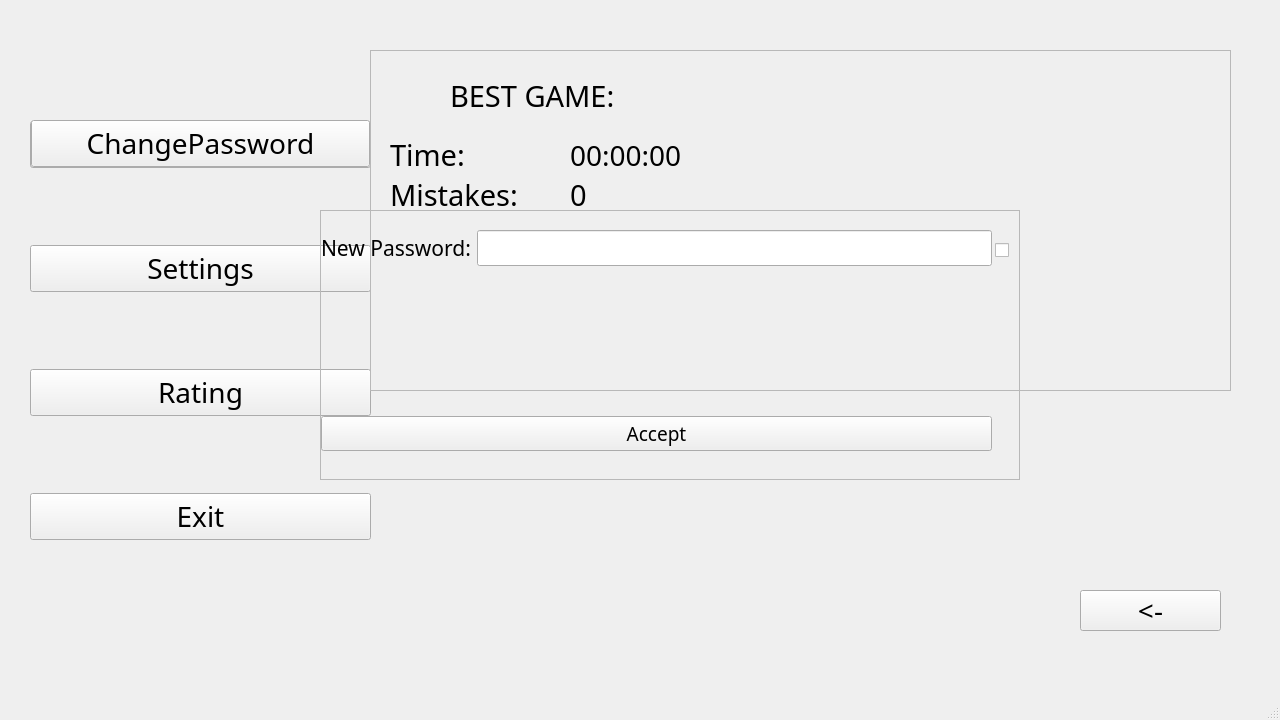
This is MemoryTrainingPY/resources/ui/mainMenu.ui in ElliotMoran/MemoryTrainingPY as Qt 5 draws it before an edit. The edited form follows.
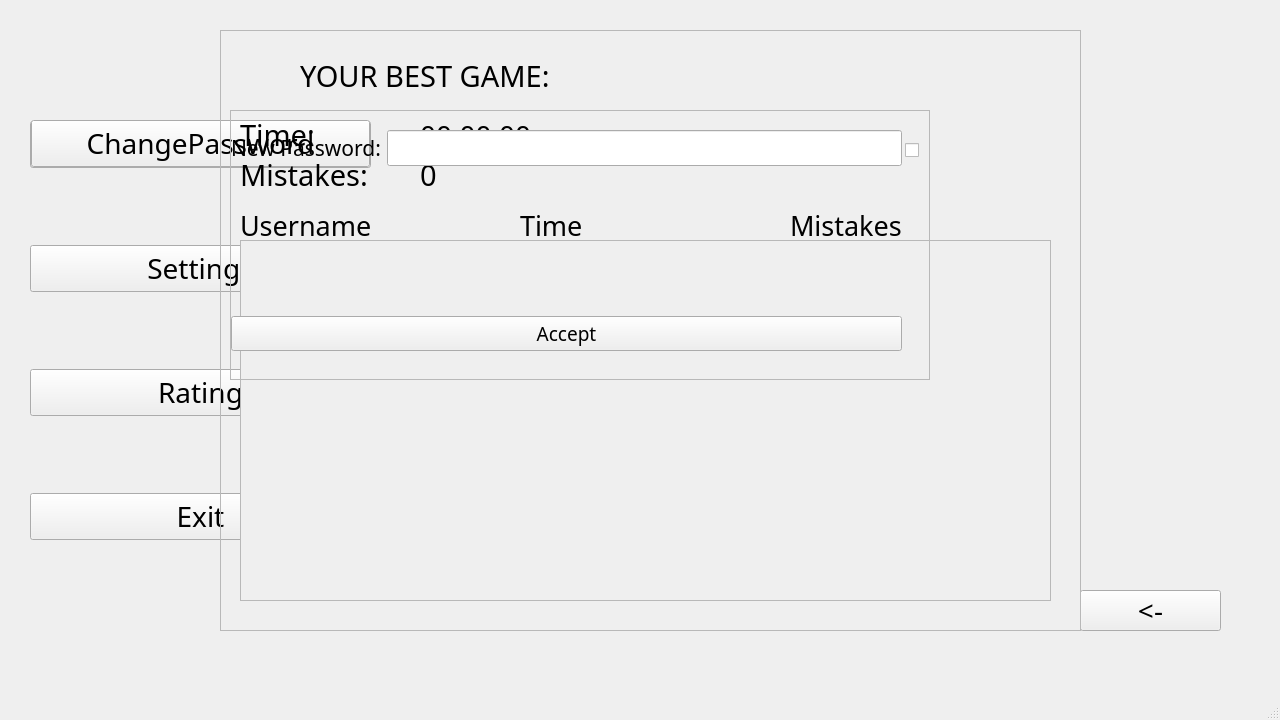
This is the edited form.

Commit message: добавил показ рейтинга всех пользователей

```diff
--- a/MemoryTrainingPY/resources/ui/mainMenu.ui
+++ b/MemoryTrainingPY/resources/ui/mainMenu.ui
@@ -125,10 +125,10 @@
    <widget class="QFrame" name="frameRating">
     <property name="geometry">
      <rect>
-      <x>370</x>
-      <y>50</y>
+      <x>220</x>
+      <y>30</y>
       <width>861</width>
-      <height>341</height>
+      <height>601</height>
      </rect>
     </property>
     <property name="frameShape">
@@ -142,7 +142,7 @@
       <rect>
        <x>80</x>
        <y>20</y>
-       <width>201</width>
+       <width>281</width>
        <height>51</height>
       </rect>
      </property>
@@ -153,7 +153,7 @@
       </font>
      </property>
      <property name="text">
-      <string>BEST GAME:</string>
+      <string>YOUR BEST GAME:</string>
      </property>
     </widget>
     <widget class="QLabel" name="labelTime">
@@ -232,12 +232,92 @@
       <string>0</string>
      </property>
     </widget>
+    <widget class="QScrollArea" name="scrollArea">
+     <property name="geometry">
+      <rect>
+       <x>20</x>
+       <y>210</y>
+       <width>811</width>
+       <height>361</height>
+      </rect>
+     </property>
+     <property name="widgetResizable">
+      <bool>true</bool>
+     </property>
+     <widget class="QWidget" name="scrollAreaWidgetContents">
+      <property name="geometry">
+       <rect>
+        <x>0</x>
+        <y>0</y>
+        <width>807</width>
+        <height>357</height>
+       </rect>
+      </property>
+     </widget>
+    </widget>
+    <widget class="QLabel" name="label_username">
+     <property name="geometry">
+      <rect>
+       <x>20</x>
+       <y>180</y>
+       <width>140</width>
+       <height>30</height>
+      </rect>
+     </property>
+     <property name="font">
+      <font>
+       <family>aakar</family>
+       <pointsize>20</pointsize>
+      </font>
+     </property>
+     <property name="text">
+      <string>Username</string>
+     </property>
+    </widget>
+    <widget class="QLabel" name="label_2">
+     <property name="geometry">
+      <rect>
+       <x>300</x>
+       <y>180</y>
+       <width>140</width>
+       <height>30</height>
+      </rect>
+     </property>
+     <property name="font">
+      <font>
+       <family>aakar</family>
+       <pointsize>20</pointsize>
+      </font>
+     </property>
+     <property name="text">
+      <string>Time</string>
+     </property>
+    </widget>
+    <widget class="QLabel" name="label_4">
+     <property name="geometry">
+      <rect>
+       <x>570</x>
+       <y>180</y>
+       <width>140</width>
+       <height>30</height>
+      </rect>
+     </property>
+     <property name="font">
+      <font>
+       <family>aakar</family>
+       <pointsize>20</pointsize>
+      </font>
+     </property>
+     <property name="text">
+      <string>Mistakes</string>
+     </property>
+    </widget>
    </widget>
    <widget class="QFrame" name="frameNewPassword">
     <property name="geometry">
      <rect>
-      <x>320</x>
-      <y>210</y>
+      <x>230</x>
+      <y>110</y>
       <width>700</width>
       <height>270</height>
      </rect>
@@ -338,8 +418,8 @@
    </widget>
    <zorder>verticalLayoutWidget</zorder>
    <zorder>returnButton</zorder>
-   <zorder>frameRating</zorder>
    <zorder>changePasswordButton</zorder>
+   <zorder>frameRating</zorder>
    <zorder>frameNewPassword</zorder>
   </widget>
   <widget class="QMenuBar" name="menubar">
```
The commit also changes 2 other files.
